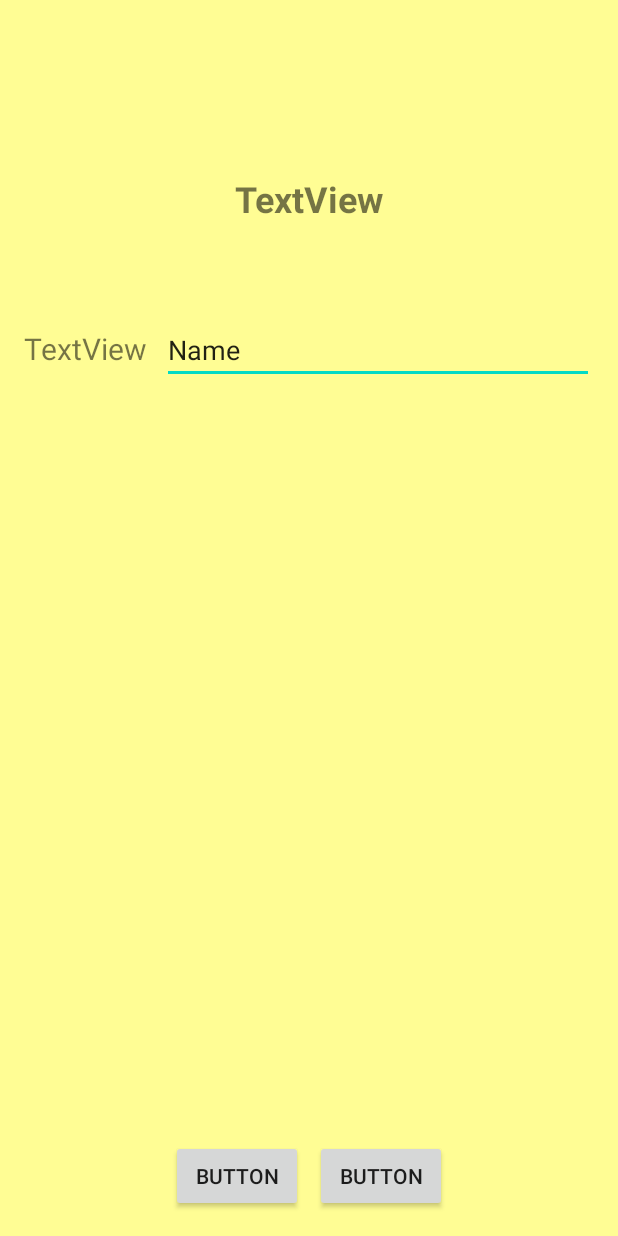
After one commit to rtelesko/TestLayout, an Android app: the layout activity_main3.xml on its own in the app's theme, with its tools: preview values and no code run, on a phone screen of 412 x 824 dp. The commit adds this screen. Run offline under Robolectric (Android 15) with nearby library versions, the phone set to English and light mode, and no system bars.

Commit message:
Third commit

```diff
--- a/app/src/main/java/com/example/testlayout/MainActivity.java
+++ b/app/src/main/java/com/example/testlayout/MainActivity.java
@@ -9,6 +9,6 @@ public class MainActivity extends AppCompatActivity {
     @Override
     protected void onCreate(Bundle savedInstanceState) {
         super.onCreate(savedInstanceState);
-        setContentView(R.layout.activity_main);
+        setContentView(R.layout.activity_main2);
     }
 }
--- a/app/src/main/res/layout/activity_main2.xml
+++ b/app/src/main/res/layout/activity_main2.xml
@@ -47,7 +47,7 @@
         android:layout_width="wrap_content"
         android:layout_height="wrap_content"
         android:layout_alignParentBottom="true"
-        android:layout_centerHorizontal="true"/>
+        android:layout_centerInParent="true"/>
     <Button
         android:id="@+id/button2"
         android:layout_width="wrap_content"
--- /dev/null
+++ b/app/src/main/res/layout/activity_main3.xml
@@ -0,0 +1,70 @@
+<?xml version="1.0" encoding="utf-8"?>
+<androidx.constraintlayout.widget.ConstraintLayout xmlns:android="http://schemas.android.com/apk/res/android"
+    xmlns:app="http://schemas.android.com/apk/res-auto"
+    xmlns:tools="http://schemas.android.com/tools"
+    android:layout_width="match_parent"
+    android:layout_height="match_parent"
+    android:background="@color/colorYellow"
+    android:padding="16dp">
+
+    <TextView
+        android:id="@+id/textView6"
+        android:layout_width="wrap_content"
+        android:layout_height="wrap_content"
+        android:layout_marginTop="100dp"
+        android:text="TextView"
+        android:textSize="24sp"
+        android:textStyle="bold"
+        app:layout_constraintEnd_toEndOf="parent"
+        app:layout_constraintStart_toStartOf="parent"
+        app:layout_constraintTop_toTopOf="parent" />
+
+    <TextView
+        android:id="@+id/textView8"
+        android:layout_width="wrap_content"
+        android:layout_height="wrap_content"
+        android:layout_marginTop="70dp"
+        android:textSize="20sp"
+        android:text="TextView"
+        app:layout_constraintStart_toStartOf="parent"
+        app:layout_constraintTop_toBottomOf="@+id/textView6" />
+
+    <EditText
+        android:id="@+id/editText8"
+        android:layout_width="0dp"
+        android:layout_height="wrap_content"
+        android:layout_marginStart="10dp"
+        android:inputType="textPersonName"
+        android:text="Name"
+        app:layout_constraintBaseline_toBaselineOf="@+id/textView8"
+        app:layout_constraintEnd_toEndOf="parent"
+        app:layout_constraintStart_toEndOf="@+id/textView8" />
+
+    <Space
+        android:id="@+id/space2"
+        android:layout_width="wrap_content"
+        android:layout_height="wrap_content"
+        app:layout_constraintBottom_toBottomOf="parent"
+        app:layout_constraintEnd_toEndOf="parent"
+        app:layout_constraintHorizontal_bias="0.5"
+        app:layout_constraintStart_toStartOf="parent" />
+
+    <Button
+        android:id="@+id/button22"
+        android:layout_width="wrap_content"
+        android:layout_height="wrap_content"
+        android:layout_marginStart="4dp"
+        android:text="Button"
+        app:layout_constraintBottom_toBottomOf="parent"
+        app:layout_constraintStart_toEndOf="@+id/space2" />
+
+    <Button
+        android:id="@+id/button23"
+        android:layout_width="wrap_content"
+        android:layout_height="wrap_content"
+        android:layout_marginEnd="4dp"
+        android:text="Button"
+        app:layout_constraintBottom_toBottomOf="parent"
+        app:layout_constraintEnd_toStartOf="@+id/space2" />
+
+</androidx.constraintlayout.widget.ConstraintLayout>
```
